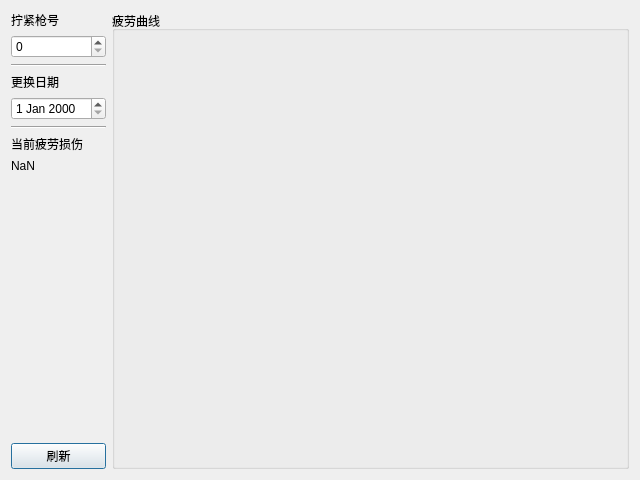
Old version of the form db_process/ui/fatigue_dialog.ui in the repository Sanvenir/db_process.
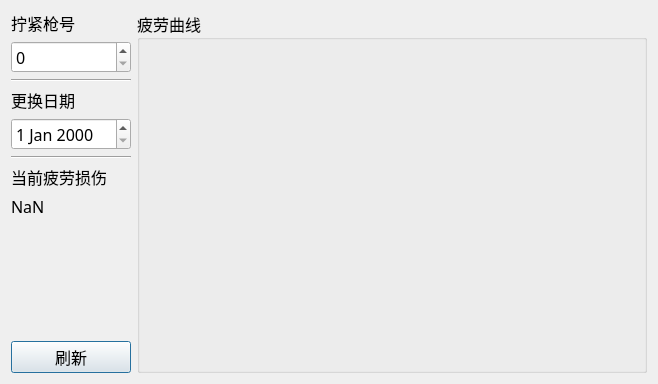
New version of the form.

The edit to the form file:
```diff
--- a/db_process/ui/fatigue_dialog.ui
+++ b/db_process/ui/fatigue_dialog.ui
@@ -6,8 +6,8 @@
    <rect>
     <x>0</x>
     <y>0</y>
-    <width>640</width>
-    <height>480</height>
+    <width>658</width>
+    <height>384</height>
    </rect>
   </property>
   <property name="windowTitle">
@@ -27,6 +27,12 @@
          <verstretch>0</verstretch>
         </sizepolicy>
        </property>
+       <property name="font">
+        <font>
+         <family>等线</family>
+         <pointsize>12</pointsize>
+        </font>
+       </property>
        <property name="text">
         <string>拧紧枪号</string>
        </property>
@@ -40,10 +46,22 @@
          <verstretch>0</verstretch>
         </sizepolicy>
        </property>
+       <property name="font">
+        <font>
+         <family>等线</family>
+         <pointsize>12</pointsize>
+        </font>
+       </property>
       </widget>
      </item>
      <item>
       <widget class="Line" name="line">
+       <property name="font">
+        <font>
+         <family>等线</family>
+         <pointsize>12</pointsize>
+        </font>
+       </property>
        <property name="orientation">
         <enum>Qt::Horizontal</enum>
        </property>
@@ -57,6 +75,12 @@
          <verstretch>0</verstretch>
         </sizepolicy>
        </property>
+       <property name="font">
+        <font>
+         <family>等线</family>
+         <pointsize>12</pointsize>
+        </font>
+       </property>
        <property name="text">
         <string>更换日期</string>
        </property>
@@ -70,10 +94,22 @@
          <verstretch>0</verstretch>
         </sizepolicy>
        </property>
+       <property name="font">
+        <font>
+         <family>等线</family>
+         <pointsize>12</pointsize>
+        </font>
+       </property>
       </widget>
      </item>
      <item>
       <widget class="Line" name="line_2">
+       <property name="font">
+        <font>
+         <family>等线</family>
+         <pointsize>12</pointsize>
+        </font>
+       </property>
        <property name="orientation">
         <enum>Qt::Horizontal</enum>
        </property>
@@ -81,6 +117,12 @@
      </item>
      <item>
       <widget class="QLabel" name="label_3">
+       <property name="font">
+        <font>
+         <family>等线</family>
+         <pointsize>12</pointsize>
+        </font>
+       </property>
        <property name="text">
         <string>当前疲劳损伤</string>
        </property>
@@ -88,6 +130,12 @@
      </item>
      <item>
       <widget class="QLabel" name="labelCurrentFatigue">
+       <property name="font">
+        <font>
+         <family>等线</family>
+         <pointsize>12</pointsize>
+        </font>
+       </property>
        <property name="text">
         <string>NaN</string>
        </property>
@@ -95,6 +143,12 @@
      </item>
      <item>
       <spacer name="verticalSpacer">
+       <property name="font">
+        <font>
+         <family>等线</family>
+         <pointsize>12</pointsize>
+        </font>
+       </property>
        <property name="orientation">
         <enum>Qt::Vertical</enum>
        </property>
@@ -114,6 +168,12 @@
          <verstretch>0</verstretch>
         </sizepolicy>
        </property>
+       <property name="font">
+        <font>
+         <family>等线</family>
+         <pointsize>12</pointsize>
+        </font>
+       </property>
        <property name="text">
         <string>刷新</string>
        </property>
@@ -129,6 +189,12 @@
        <verstretch>0</verstretch>
       </sizepolicy>
      </property>
+     <property name="font">
+      <font>
+       <family>等线</family>
+       <pointsize>12</pointsize>
+      </font>
+     </property>
      <property name="title">
       <string>疲劳曲线</string>
      </property>
```
